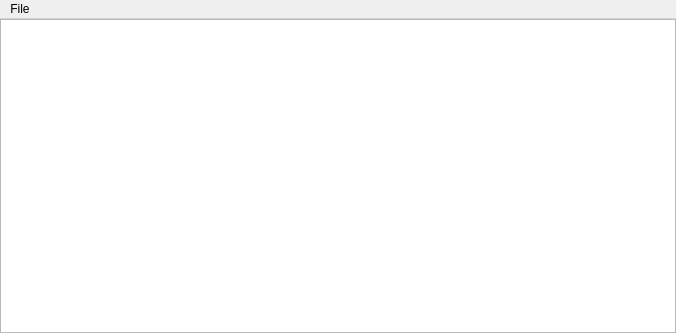
The window that notepad.ui (ILikePizza555/QtNotepad) describes before a commit, drawn with Qt 5.
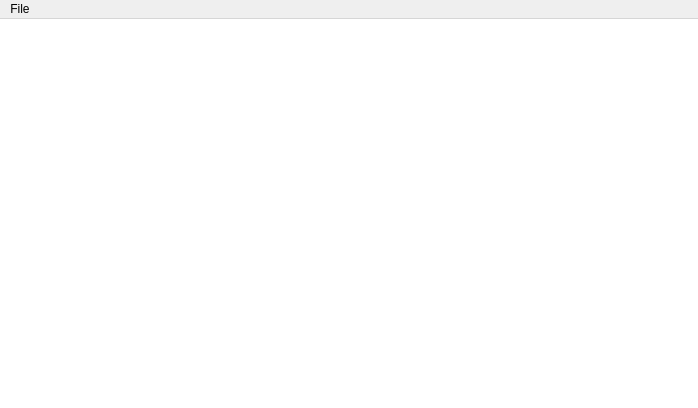
The same window after the commit.

What changed in the file:
```diff
--- a/notepad.ui
+++ b/notepad.ui
@@ -6,8 +6,8 @@
    <rect>
     <x>0</x>
     <y>0</y>
-    <width>676</width>
-    <height>333</height>
+    <width>698</width>
+    <height>408</height>
    </rect>
   </property>
   <property name="windowTitle">
@@ -28,7 +28,11 @@
      <number>0</number>
     </property>
     <item row="0" column="0">
-     <widget class="QTextEdit" name="textEdit"/>
+     <widget class="QTextEdit" name="textEdit">
+      <property name="frameShape">
+       <enum>QFrame::NoFrame</enum>
+      </property>
+     </widget>
     </item>
    </layout>
   </widget>
@@ -37,7 +41,7 @@
     <rect>
      <x>0</x>
      <y>0</y>
-     <width>676</width>
+     <width>698</width>
      <height>21</height>
     </rect>
    </property>
```
